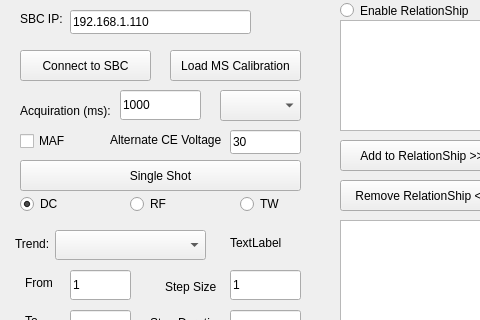
Qt form autotrend.ui (MOBILionSystems/MIPS-app-MOBILion) before a commit; both pictures show x 0 to 480 and y 0 to 320 of the 700 by 500 pixel window.
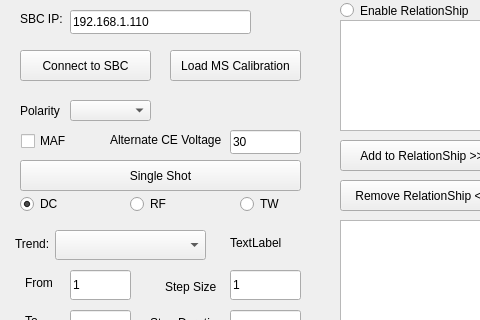
The same form after that commit.

```diff
--- a/autotrend.ui
+++ b/autotrend.ui
@@ -452,20 +452,7 @@
     </rect>
    </property>
    <property name="text">
-    <string>Acquiration (ms):</string>
-   </property>
-  </widget>
-  <widget class="QLineEdit" name="singleDurationLineEdit">
-   <property name="geometry">
-    <rect>
-     <x>120</x>
-     <y>90</y>
-     <width>81</width>
-     <height>30</height>
-    </rect>
-   </property>
-   <property name="text">
-    <string>1000</string>
+    <string>Polarity</string>
    </property>
   </widget>
   <widget class="QPushButton" name="loadMsCalibrationButton">
@@ -484,19 +471,19 @@
   <widget class="QComboBox" name="polarityComboBox">
    <property name="geometry">
     <rect>
-     <x>220</x>
-     <y>90</y>
+     <x>70</x>
+     <y>100</y>
      <width>81</width>
-     <height>31</height>
+     <height>21</height>
     </rect>
    </property>
   </widget>
   <widget class="QCheckBox" name="mafCheckBox">
    <property name="geometry">
     <rect>
-     <x>20</x>
+     <x>21</x>
      <y>130</y>
-     <width>77</width>
+     <width>70</width>
      <height>22</height>
     </rect>
    </property>
```
